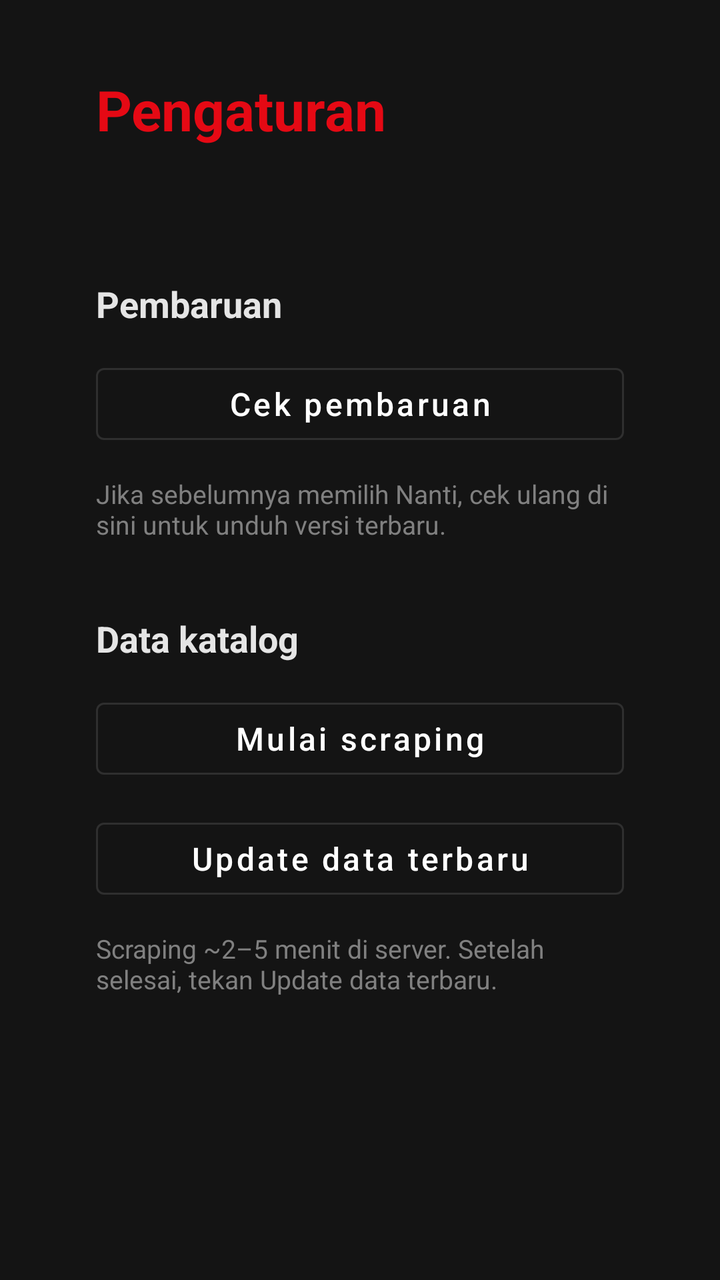
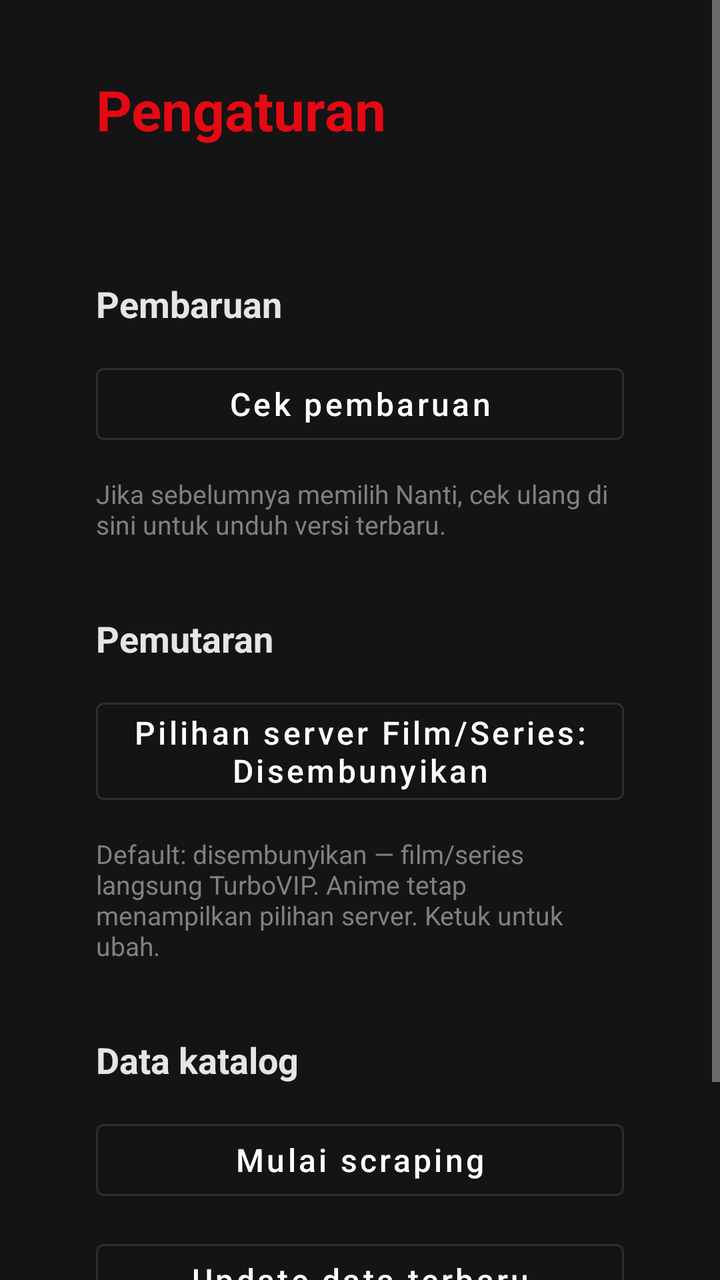

An Android layout rendered at two revisions. The XML below is the earlier revision; the diff shows what the commit changed to produce the second picture.
<!-- AndroidManifest.xml: activity theme Theme.WebunimeTv.Detail -->
<!-- res/layout/activity_settings.xml -->
<?xml version="1.0" encoding="utf-8"?>
<ScrollView xmlns:android="http://schemas.android.com/apk/res/android"
    xmlns:app="http://schemas.android.com/apk/res-auto"
    android:layout_width="match_parent"
    android:layout_height="match_parent"
    android:background="@color/wu_bg"
    android:fillViewport="true">

    <LinearLayout
        android:layout_width="match_parent"
        android:layout_height="wrap_content"
        android:orientation="vertical"
        android:paddingStart="48dp"
        android:paddingTop="36dp"
        android:paddingEnd="48dp"
        android:paddingBottom="48dp">

        <TextView
            android:layout_width="wrap_content"
            android:layout_height="wrap_content"
            android:text="@string/settings"
            android:textColor="@color/wu_accent"
            android:textSize="28sp"
            android:textStyle="bold" />

        <TextView
            android:id="@+id/settingsVersion"
            android:layout_width="wrap_content"
            android:layout_height="wrap_content"
            android:layout_marginTop="10dp"
            android:textColor="@color/wu_text_dim"
            android:textSize="15sp" />

        <TextView
            android:layout_width="wrap_content"
            android:layout_height="wrap_content"
            android:layout_marginTop="36dp"
            android:text="@string/settings_section_update"
            android:textColor="@color/wu_row_header"
            android:textSize="18sp"
            android:textStyle="bold" />

        <com.google.android.material.button.MaterialButton
            android:id="@+id/settingsCheckUpdate"
            style="@style/Wu.Button.Outlined"
            android:layout_width="wrap_content"
            android:layout_height="wrap_content"
            android:layout_marginTop="14dp"
            android:focusable="true"
            android:minWidth="280dp"
            android:text="@string/settings_check_update"
            android:textAllCaps="false"
            android:textSize="16sp"
            app:cornerRadius="4dp" />

        <TextView
            android:layout_width="match_parent"
            android:layout_height="wrap_content"
            android:layout_marginTop="12dp"
            android:text="@string/settings_check_update_hint"
            android:textColor="@color/wu_text_muted"
            android:textSize="13sp" />

        <TextView
            android:layout_width="wrap_content"
            android:layout_height="wrap_content"
            android:layout_marginTop="36dp"
            android:text="@string/settings_section_catalog"
            android:textColor="@color/wu_row_header"
            android:textSize="18sp"
            android:textStyle="bold" />

        <com.google.android.material.button.MaterialButton
            android:id="@+id/settingsStartScrape"
            style="@style/Wu.Button.Outlined"
            android:layout_width="wrap_content"
            android:layout_height="wrap_content"
            android:layout_marginTop="14dp"
            android:focusable="true"
            android:minWidth="280dp"
            android:text="@string/settings_start_scrape"
            android:textAllCaps="false"
            android:textSize="16sp"
            app:cornerRadius="4dp" />

        <com.google.android.material.button.MaterialButton
            android:id="@+id/settingsRefreshCatalog"
            style="@style/Wu.Button.Outlined"
            android:layout_width="wrap_content"
            android:layout_height="wrap_content"
            android:layout_marginTop="12dp"
            android:focusable="true"
            android:minWidth="280dp"
            android:text="@string/settings_refresh_catalog"
            android:textAllCaps="false"
            android:textSize="16sp"
            app:cornerRadius="4dp" />

        <TextView
            android:id="@+id/settingsCatalogStatus"
            android:layout_width="match_parent"
            android:layout_height="wrap_content"
            android:layout_marginTop="12dp"
            android:text="@string/settings_catalog_hint"
            android:textColor="@color/wu_text_muted"
            android:textSize="13sp" />
    </LinearLayout>
</ScrollView>
<!-- resources referenced by this layout -->
<resources>
  <color name="wu_accent">#E50914</color>
  <color name="wu_bg">#141414</color>
  <color name="wu_row_header">#E5E5E5</color>
  <color name="wu_text_dim">#B3B3B3</color>
  <color name="wu_text_muted">#808080</color>
  <string name="settings">Pengaturan</string>
  <string name="settings_catalog_hint">Scraping ~2–5 menit di server. Setelah selesai, tekan Update data terbaru.</string>
  <string name="settings_check_update">Cek pembaruan</string>
  <string name="settings_check_update_hint">Jika sebelumnya memilih Nanti, cek ulang di sini untuk unduh versi terbaru.</string>
  <string name="settings_refresh_catalog">Update data terbaru</string>
  <string name="settings_section_catalog">Data katalog</string>
  <string name="settings_section_update">Pembaruan</string>
  <string name="settings_start_scrape">Mulai scraping</string>
  <style name="Wu.Button.Outlined" parent="Widget.MaterialComponents.Button.OutlinedButton">
          <item name="strokeColor">@color/wu_surface</item>
          <item name="android:textColor">@color/wu_text</item>
          <item name="rippleColor">@color/wu_accent</item>
      </style>
  <style name="Theme.WebunimeTv.Detail" parent="Theme.MaterialComponents.NoActionBar">
          <item name="android:windowBackground">@color/wu_bg</item>
          <item name="colorPrimary">@color/wu_accent</item>
          <item name="colorPrimaryVariant">@color/wu_accent_dark</item>
          <item name="colorOnPrimary">@color/wu_text</item>
          <item name="colorSecondary">@color/wu_accent</item>
          <item name="android:statusBarColor">@color/wu_bg</item>
          <item name="materialButtonOutlinedStyle">@style/Wu.Button.Outlined</item>
          <item name="alertDialogTheme">@style/Theme.WebunimeTv.AlertDialog</item>
          <item name="android:alertDialogTheme">@style/Theme.WebunimeTv.AlertDialog</item>
      </style>
  <color name="wu_surface">#2F2F2F</color>
  <color name="wu_text">#FFFFFF</color>
  <color name="wu_accent_dark">#B20710</color>
  <style name="Theme.WebunimeTv.AlertDialog" parent="Theme.AppCompat.Dialog.Alert">
          <item name="android:background">@color/wu_bg_elevated</item>
          <item name="android:textColorPrimary">@color/wu_text</item>
          <item name="android:textColor">@color/wu_text</item>
          <item name="colorAccent">@color/wu_accent</item>
          <item name="buttonBarPositiveButtonStyle">@style/Wu.DialogButton</item>
          <item name="buttonBarNegativeButtonStyle">@style/Wu.DialogButton</item>
          <item name="buttonBarNeutralButtonStyle">@style/Wu.DialogButton</item>
          <item name="android:buttonBarPositiveButtonStyle">@style/Wu.DialogButton</item>
          <item name="android:buttonBarNegativeButtonStyle">@style/Wu.DialogButton</item>
      </style>
  <color name="wu_bg_elevated">#181818</color>
  <style name="Wu.DialogButton" parent="Widget.AppCompat.Button.ButtonBar.AlertDialog">
          <item name="android:background">@drawable/bg_dialog_button</item>
          <item name="android:textColor">@color/dialog_button_text</item>
          <item name="android:minHeight">48dp</item>
          <item name="android:minWidth">120dp</item>
          <item name="android:focusable">true</item>
          <item name="android:focusableInTouchMode">true</item>
          <item name="android:textAllCaps">false</item>
          <item name="android:textStyle">bold</item>
          <item name="android:textSize">16sp</item>
      </style>
  <color name="wu_focus">#FFFFFF</color>
  <!-- unchanged entries left out for length: 1 -->
</resources>

<!-- the commit's change to res/layout/activity_settings.xml (unified diff, before → after) -->
@@ -65,6 +65,36 @@
             android:layout_width="wrap_content"
             android:layout_height="wrap_content"
             android:layout_marginTop="36dp"
+            android:text="@string/settings_section_playback"
+            android:textColor="@color/wu_row_header"
+            android:textSize="18sp"
+            android:textStyle="bold" />
+
+        <com.google.android.material.button.MaterialButton
+            android:id="@+id/settingsToggleFilmServers"
+            style="@style/Wu.Button.Outlined"
+            android:layout_width="wrap_content"
+            android:layout_height="wrap_content"
+            android:layout_marginTop="14dp"
+            android:focusable="true"
+            android:minWidth="280dp"
+            android:text="@string/settings_film_servers_hidden"
+            android:textAllCaps="false"
+            android:textSize="16sp"
+            app:cornerRadius="4dp" />
+
+        <TextView
+            android:layout_width="match_parent"
+            android:layout_height="wrap_content"
+            android:layout_marginTop="12dp"
+            android:text="@string/settings_film_servers_hint"
+            android:textColor="@color/wu_text_muted"
+            android:textSize="13sp" />
+
+        <TextView
+            android:layout_width="wrap_content"
+            android:layout_height="wrap_content"
+            android:layout_marginTop="36dp"
             android:text="@string/settings_section_catalog"
             android:textColor="@color/wu_row_header"
             android:textSize="18sp"
<!-- resource entries referenced after the edit -->
@@ -9,8 +9,11 @@
   <string name="settings_catalog_hint">Scraping ~2–5 menit di server. Setelah selesai, tekan Update data terbaru.</string>
   <string name="settings_check_update">Cek pembaruan</string>
   <string name="settings_check_update_hint">Jika sebelumnya memilih Nanti, cek ulang di sini untuk unduh versi terbaru.</string>
+  <string name="settings_film_servers_hidden">Pilihan server Film/Series: Disembunyikan</string>
+  <string name="settings_film_servers_hint">Default: disembunyikan — film/series langsung TurboVIP. Anime tetap menampilkan pilihan server. Ketuk untuk ubah.</string>
   <string name="settings_refresh_catalog">Update data terbaru</string>
   <string name="settings_section_catalog">Data katalog</string>
+  <string name="settings_section_playback">Pemutaran</string>
   <string name="settings_section_update">Pembaruan</string>
   <string name="settings_start_scrape">Mulai scraping</string>
   <style name="Wu.Button.Outlined" parent="Widget.MaterialComponents.Button.OutlinedButton">
